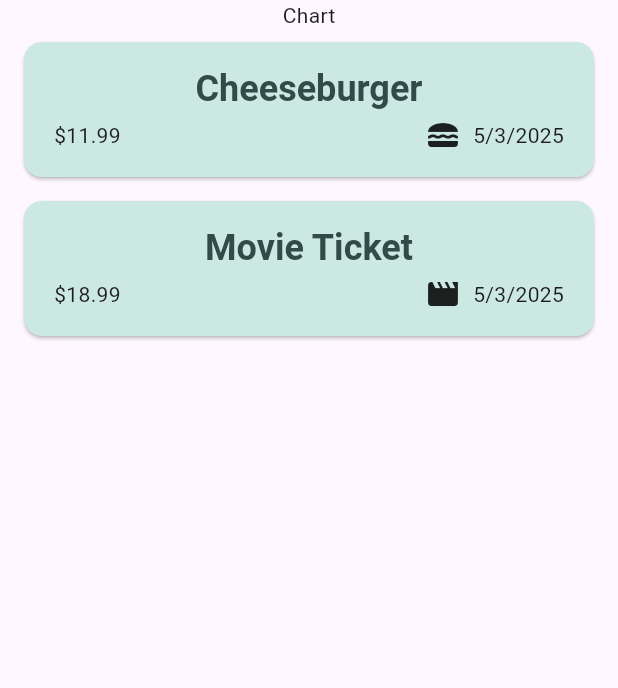
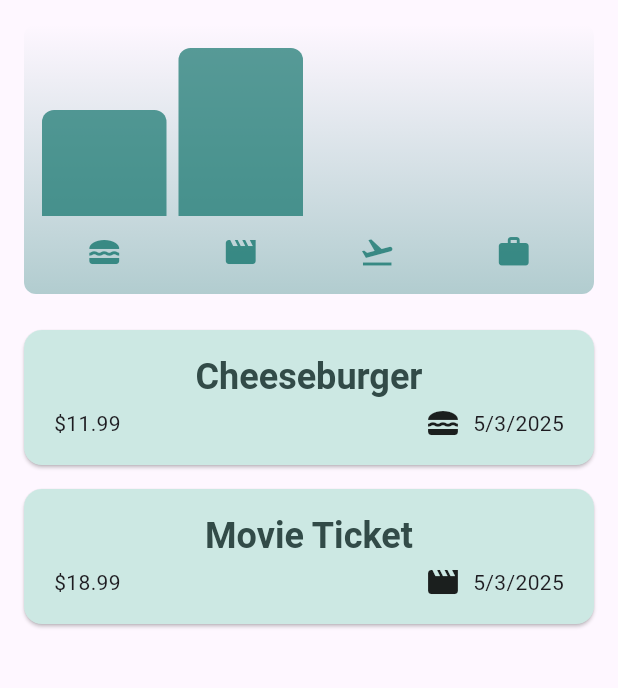
Before and after one commit to chris-zaharia/expense_tracker, a Flutter app: the screen it shows after launch, on a phone screen of 412 x 824 dp, the part 84-772 px from its top. Run offline on Flutter 3.47's test engine with Material 3 defaults, Android fonts, the phone set to English and light mode, and no system bars.

Commit message:
chart working and updates

```diff
--- /dev/null
+++ b/lib/widgets/chart/chart.dart
@@ -0,0 +1,95 @@
+import 'package:flutter/material.dart';
+
+import 'package:expense_tracker/widgets/chart/chart_bar.dart';
+import 'package:expense_tracker/models/expense.dart';
+
+class Chart extends StatelessWidget {
+  const Chart({super.key, required this.expenses});
+
+  final List<Expense> expenses;
+
+  List<ExpenseBucket> get buckets {
+    return [
+      ExpenseBucket.forCategory(expenses, Category.food),
+      ExpenseBucket.forCategory(expenses, Category.leisure),
+      ExpenseBucket.forCategory(expenses, Category.travel),
+      ExpenseBucket.forCategory(expenses, Category.work),
+    ];
+  }
+
+  double get maxTotalExpense {
+    double maxTotalExpense = 0;
+
+    for (final bucket in buckets) {
+      if (bucket.totalExpenses > maxTotalExpense) {
+        maxTotalExpense = bucket.totalExpenses;
+      }
+    }
+
+    return maxTotalExpense;
+  }
+
+  @override
+  Widget build(BuildContext context) {
+    final isDarkMode =
+        MediaQuery.of(context).platformBrightness == Brightness.dark;
+    return Container(
+      margin: const EdgeInsets.all(16),
+      padding: const EdgeInsets.symmetric(
+        vertical: 16,
+        horizontal: 8,
+      ),
+      width: double.infinity,
+      height: 180,
+      decoration: BoxDecoration(
+        borderRadius: BorderRadius.circular(8),
+        gradient: LinearGradient(
+          colors: [
+            Theme.of(context).colorScheme.primary.withOpacity(0.3),
+            Theme.of(context).colorScheme.primary.withOpacity(0.0)
+          ],
+          begin: Alignment.bottomCenter,
+          end: Alignment.topCenter,
+        ),
+      ),
+      child: Column(
+        children: [
+          Expanded(
+            child: Row(
+              crossAxisAlignment: CrossAxisAlignment.end,
+              children: [
+                for (final bucket in buckets) // alternative to map()
+                  ChartBar(
+                    fill: bucket.totalExpenses == 0
+                        ? 0
+                        : bucket.totalExpenses / maxTotalExpense,
+                  )
+              ],
+            ),
+          ),
+          const SizedBox(height: 12),
+          Row(
+            children: buckets
+                .map(
+                  (bucket) => Expanded(
+                    child: Padding(
+                      padding: const EdgeInsets.symmetric(horizontal: 4),
+                      child: Icon(
+                        categoryIcons[bucket.category],
+                        color: isDarkMode
+                            ? Theme.of(context).colorScheme.secondary
+                            : Theme.of(context)
+                                .colorScheme
+                                .primary
+                                .withOpacity(0.7),
+                      ),
+                    ),
+                  ),
+                )
+                .toList(),
+          )
+        ],
+      ),
+    );
+  }
+}
--- /dev/null
+++ b/lib/widgets/chart/chart_bar.dart
@@ -0,0 +1,34 @@
+import 'package:flutter/material.dart';
+
+class ChartBar extends StatelessWidget {
+  const ChartBar({
+    super.key,
+    required this.fill,
+  });
+
+  final double fill;
+
+  @override
+  Widget build(BuildContext context) {
+    final isDarkMode =
+        MediaQuery.of(context).platformBrightness == Brightness.dark;
+    return Expanded(
+      child: Padding(
+        padding: const EdgeInsets.symmetric(horizontal: 4),
+        child: FractionallySizedBox(
+          heightFactor: fill,
+          child: DecoratedBox(
+            decoration: BoxDecoration(
+              shape: BoxShape.rectangle,
+              borderRadius:
+                  const BorderRadius.vertical(top: Radius.circular(8)),
+              color: isDarkMode
+                  ? Theme.of(context).colorScheme.secondary
+                  : Theme.of(context).colorScheme.primary.withOpacity(0.65),
+            ),
+          ),
+        ),
+      ),
+    );
+  }
+}
--- a/lib/widgets/expenses.dart
+++ b/lib/widgets/expenses.dart
@@ -1,3 +1,4 @@
+import 'package:expense_tracker/widgets/chart/chart.dart';
 import 'package:expense_tracker/widgets/expenses_list/expenses_list.dart';
 import 'package:expense_tracker/widgets/new_expense.dart';
 import 'package:flutter/material.dart';
@@ -86,7 +87,7 @@ class _ExpensesState extends State<Expenses> {
       ),
       body: Column(
         children: [
-          Text("Chart"),
+          Chart(expenses: _registeredExpenses),
           Expanded(child: mainContent),
         ],
       ),
```
